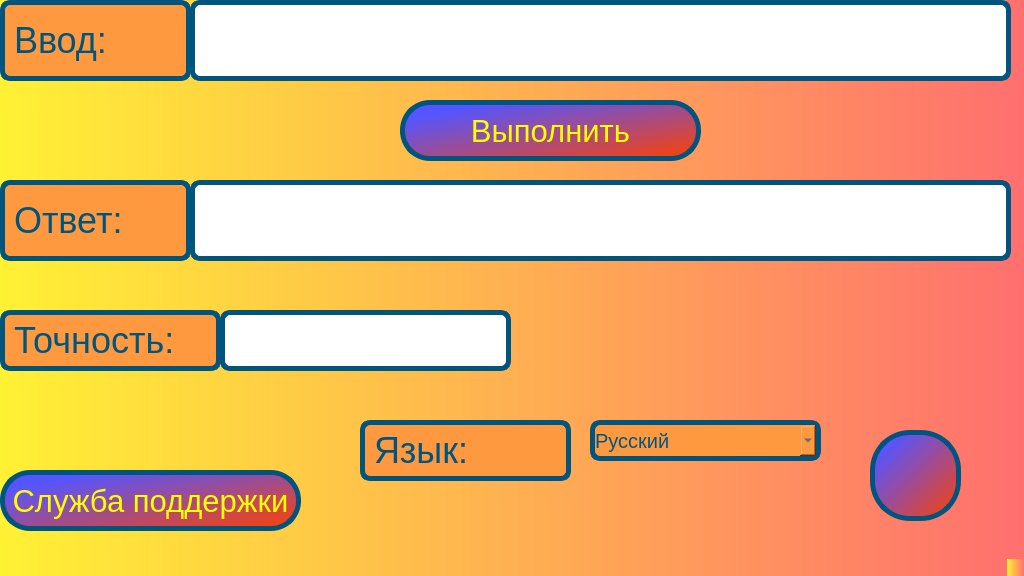
Kiborg010/SQRT, file window.ui: the form before one commit.
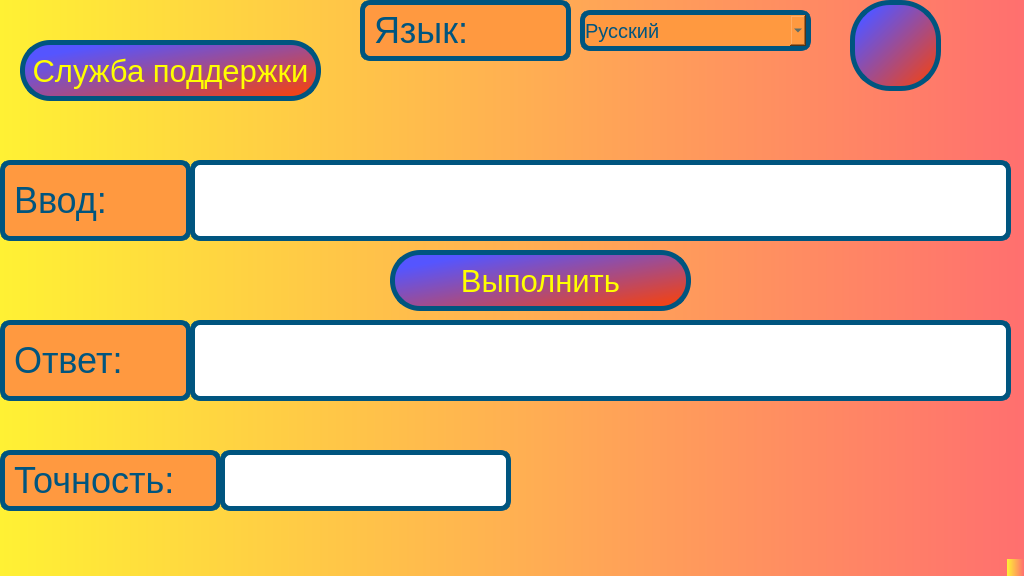
The form after the commit. Icons and pictures are not drawn.

Commit message: Изменено положение кнопок

```diff
--- a/window.ui
+++ b/window.ui
@@ -20,8 +20,8 @@
    <widget class="QPushButton" name="b_sl_pod">
     <property name="geometry">
      <rect>
-      <x>0</x>
-      <y>470</y>
+      <x>20</x>
+      <y>40</y>
       <width>301</width>
       <height>61</height>
      </rect>
@@ -45,7 +45,7 @@
     <property name="geometry">
      <rect>
       <x>360</x>
-      <y>420</y>
+      <y>0</y>
       <width>211</width>
       <height>61</height>
      </rect>
@@ -69,8 +69,8 @@
    <widget class="QComboBox" name="vibor_lang">
     <property name="geometry">
      <rect>
-      <x>590</x>
-      <y>420</y>
+      <x>580</x>
+      <y>10</y>
       <width>231</width>
       <height>41</height>
      </rect>
@@ -114,8 +114,8 @@
    <widget class="QPushButton" name="b_smn_lang">
     <property name="geometry">
      <rect>
-      <x>870</x>
-      <y>430</y>
+      <x>850</x>
+      <y>0</y>
       <width>91</width>
       <height>91</height>
      </rect>
@@ -149,7 +149,7 @@
     <property name="geometry">
      <rect>
       <x>0</x>
-      <y>310</y>
+      <y>450</y>
       <width>221</width>
       <height>61</height>
      </rect>
@@ -174,7 +174,7 @@
     <property name="geometry">
      <rect>
       <x>0</x>
-      <y>0</y>
+      <y>160</y>
       <width>191</width>
       <height>81</height>
      </rect>
@@ -199,7 +199,7 @@
     <property name="geometry">
      <rect>
       <x>0</x>
-      <y>180</y>
+      <y>320</y>
       <width>191</width>
       <height>81</height>
      </rect>
@@ -224,8 +224,8 @@
    <widget class="QPushButton" name="b_vyp">
     <property name="geometry">
      <rect>
-      <x>400</x>
-      <y>100</y>
+      <x>390</x>
+      <y>250</y>
       <width>301</width>
       <height>61</height>
      </rect>
@@ -249,7 +249,7 @@
     <property name="geometry">
      <rect>
       <x>190</x>
-      <y>0</y>
+      <y>160</y>
       <width>821</width>
       <height>81</height>
      </rect>
@@ -269,7 +269,7 @@
     <property name="geometry">
      <rect>
       <x>220</x>
-      <y>310</y>
+      <y>450</y>
       <width>291</width>
       <height>61</height>
      </rect>
@@ -289,7 +289,7 @@
     <property name="geometry">
      <rect>
       <x>190</x>
-      <y>180</y>
+      <y>320</y>
       <width>821</width>
       <height>81</height>
      </rect>
```
The commit also changes 1 other file.
